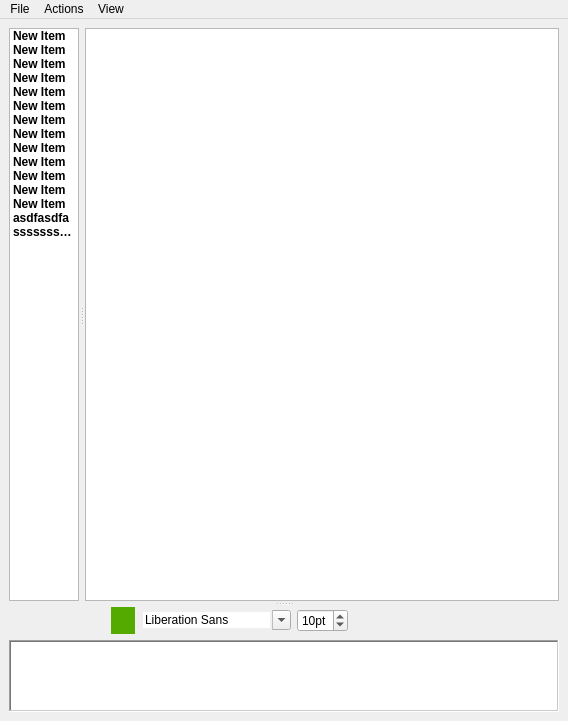
This is py/gui/chatwindow_auto.ui in mnunberg/yobot as Qt 5 draws it before an edit. The edited form follows.
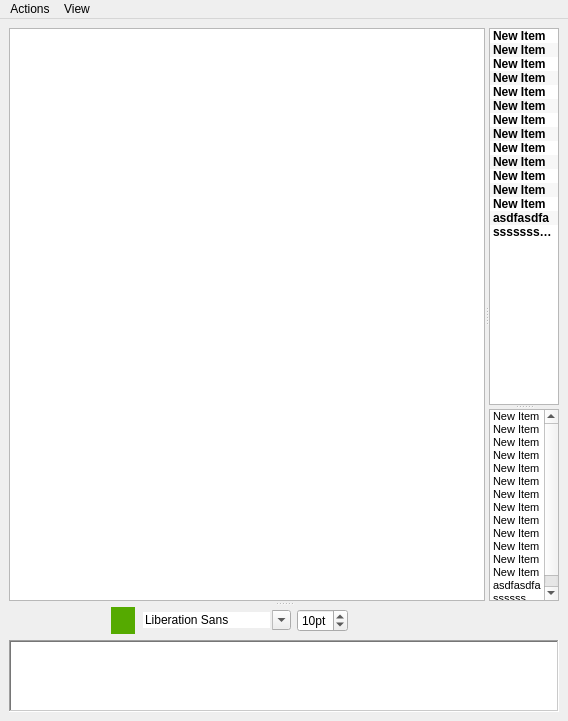
This is the edited form. Icons and pictures are not drawn.

The edit to the form file:
```diff
--- a/py/gui/chatwindow_auto.ui
+++ b/py/gui/chatwindow_auto.ui
@@ -42,126 +42,18 @@
        <property name="lineWidth">
         <number>0</number>
        </property>
-       <layout class="QGridLayout" name="gridLayout" rowstretch="0" columnstretch="0">
-        <property name="sizeConstraint">
-         <enum>QLayout::SetDefaultConstraint</enum>
-        </property>
+       <layout class="QGridLayout" name="gridLayout">
         <property name="margin">
          <number>0</number>
         </property>
+        <property name="spacing">
+         <number>0</number>
+        </property>
         <item row="0" column="0">
          <widget class="QSplitter" name="splitter">
           <property name="orientation">
            <enum>Qt::Horizontal</enum>
           </property>
-          <property name="handleWidth">
-           <number>6</number>
-          </property>
-          <widget class="QListWidget" name="userlist">
-           <property name="enabled">
-            <bool>true</bool>
-           </property>
-           <property name="sizePolicy">
-            <sizepolicy hsizetype="Expanding" vsizetype="Expanding">
-             <horstretch>1</horstretch>
-             <verstretch>0</verstretch>
-            </sizepolicy>
-           </property>
-           <property name="font">
-            <font>
-             <pointsize>9</pointsize>
-             <weight>75</weight>
-             <italic>false</italic>
-             <bold>true</bold>
-             <strikeout>false</strikeout>
-             <kerning>true</kerning>
-            </font>
-           </property>
-           <property name="horizontalScrollBarPolicy">
-            <enum>Qt::ScrollBarAlwaysOff</enum>
-           </property>
-           <property name="spacing">
-            <number>2</number>
-           </property>
-           <property name="sortingEnabled">
-            <bool>true</bool>
-           </property>
-           <item>
-            <property name="text">
-             <string>New Item</string>
-            </property>
-           </item>
-           <item>
-            <property name="text">
-             <string>New Item</string>
-            </property>
-           </item>
-           <item>
-            <property name="text">
-             <string>New Item</string>
-            </property>
-           </item>
-           <item>
-            <property name="text">
-             <string>New Item</string>
-            </property>
-           </item>
-           <item>
-            <property name="text">
-             <string>New Item</string>
-            </property>
-           </item>
-           <item>
-            <property name="text">
-             <string>New Item</string>
-            </property>
-           </item>
-           <item>
-            <property name="text">
-             <string>New Item</string>
-            </property>
-           </item>
-           <item>
-            <property name="text">
-             <string>New Item</string>
-            </property>
-           </item>
-           <item>
-            <property name="text">
-             <string>New Item</string>
-            </property>
-           </item>
-           <item>
-            <property name="text">
-             <string>New Item</string>
-            </property>
-           </item>
-           <item>
-            <property name="text">
-             <string>New Item</string>
-            </property>
-           </item>
-           <item>
-            <property name="text">
-             <string>New Item</string>
-            </property>
-           </item>
-           <item>
-            <property name="text">
-             <string>New Item</string>
-            </property>
-           </item>
-           <item>
-            <property name="text">
-             <string>asdfasdfa</string>
-            </property>
-           </item>
-           <item>
-            <property name="text">
-             <string>sssssssssssssssssssssssssssssssssssssssssssssssssssssssss</string>
-            </property>
-           </item>
-          </widget>
           <widget class="QTextBrowser" name="convtext">
            <property name="enabled">
             <bool>true</bool>
@@ -192,6 +84,242 @@
             <bool>false</bool>
            </property>
           </widget>
+          <widget class="QSplitter" name="userlists">
+           <property name="sizePolicy">
+            <sizepolicy hsizetype="Preferred" vsizetype="Expanding">
+             <horstretch>1</horstretch>
+             <verstretch>0</verstretch>
+            </sizepolicy>
+           </property>
+           <property name="orientation">
+            <enum>Qt::Vertical</enum>
+           </property>
+           <widget class="QListWidget" name="userlist">
+            <property name="enabled">
+             <bool>true</bool>
+            </property>
+            <property name="sizePolicy">
+             <sizepolicy hsizetype="Expanding" vsizetype="Expanding">
+              <horstretch>1</horstretch>
+              <verstretch>100</verstretch>
+             </sizepolicy>
+            </property>
+            <property name="font">
+             <font>
+              <pointsize>9</pointsize>
+              <weight>75</weight>
+              <italic>false</italic>
+              <bold>true</bold>
+              <strikeout>false</strikeout>
+              <kerning>true</kerning>
+             </font>
+            </property>
+            <property name="horizontalScrollBarPolicy">
+             <enum>Qt::ScrollBarAlwaysOff</enum>
+            </property>
+            <property name="alternatingRowColors">
+             <bool>true</bool>
+            </property>
+            <property name="spacing">
+             <number>2</number>
+            </property>
+            <property name="sortingEnabled">
+             <bool>true</bool>
+            </property>
+            <item>
+             <property name="text">
+              <string>New Item</string>
+             </property>
+            </item>
+            <item>
+             <property name="text">
+              <string>New Item</string>
+             </property>
+            </item>
+            <item>
+             <property name="text">
+              <string>New Item</string>
+             </property>
+            </item>
+            <item>
+             <property name="text">
+              <string>New Item</string>
+             </property>
+            </item>
+            <item>
+             <property name="text">
+              <string>New Item</string>
+             </property>
+            </item>
+            <item>
+             <property name="text">
+              <string>New Item</string>
+             </property>
+            </item>
+            <item>
+             <property name="text">
+              <string>New Item</string>
+             </property>
+            </item>
+            <item>
+             <property name="text">
+              <string>New Item</string>
+             </property>
+            </item>
+            <item>
+             <property name="text">
+              <string>New Item</string>
+             </property>
+            </item>
+            <item>
+             <property name="text">
+              <string>New Item</string>
+             </property>
+            </item>
+            <item>
+             <property name="text">
+              <string>New Item</string>
+             </property>
+            </item>
+            <item>
+             <property name="text">
+              <string>New Item</string>
+             </property>
+            </item>
+            <item>
+             <property name="text">
+              <string>New Item</string>
+             </property>
+            </item>
+            <item>
+             <property name="text">
+              <string>asdfasdfa</string>
+             </property>
+            </item>
+            <item>
+             <property name="text">
+              <string>sssssssssssssssssssssssssssssssssssssssssssssssssssssssss</string>
+             </property>
+            </item>
+           </widget>
+           <widget class="QListWidget" name="ignorelist">
+            <property name="enabled">
+             <bool>true</bool>
+            </property>
+            <property name="sizePolicy">
+             <sizepolicy hsizetype="Expanding" vsizetype="Expanding">
+              <horstretch>1</horstretch>
+              <verstretch>0</verstretch>
+             </sizepolicy>
+            </property>
+            <property name="font">
+             <font>
+              <pointsize>8</pointsize>
+              <weight>50</weight>
+              <italic>false</italic>
+              <bold>false</bold>
+              <strikeout>false</strikeout>
+              <kerning>true</kerning>
+             </font>
+            </property>
+            <property name="styleSheet">
+             <string notr="true"/>
+            </property>
+            <property name="horizontalScrollBarPolicy">
+             <enum>Qt::ScrollBarAlwaysOff</enum>
+            </property>
+            <property name="alternatingRowColors">
+             <bool>false</bool>
+            </property>
+            <property name="spacing">
+             <number>-2</number>
+            </property>
+            <property name="viewMode">
+             <enum>QListView::ListMode</enum>
+            </property>
+            <property name="wordWrap">
+             <bool>false</bool>
+            </property>
+            <property name="sortingEnabled">
+             <bool>true</bool>
+            </property>
+            <item>
+             <property name="text">
+              <string>New Item</string>
+             </property>
+            </item>
+            <item>
+             <property name="text">
+              <string>New Item</string>
+             </property>
+            </item>
+            <item>
+             <property name="text">
+              <string>New Item</string>
+             </property>
+            </item>
+            <item>
+             <property name="text">
+              <string>New Item</string>
+             </property>
+            </item>
+            <item>
+             <property name="text">
+              <string>New Item</string>
+             </property>
+            </item>
+            <item>
+             <property name="text">
+              <string>New Item</string>
+             </property>
+            </item>
+            <item>
+             <property name="text">
+              <string>New Item</string>
+             </property>
+            </item>
+            <item>
+             <property name="text">
+              <string>New Item</string>
+             </property>
+            </item>
+            <item>
+             <property name="text">
+              <string>New Item</string>
+             </property>
+            </item>
+            <item>
+             <property name="text">
+              <string>New Item</string>
+             </property>
+            </item>
+            <item>
+             <property name="text">
+              <string>New Item</string>
+             </property>
+            </item>
+            <item>
+             <property name="text">
+              <string>New Item</string>
+             </property>
+            </item>
+            <item>
+             <property name="text">
+              <string>New Item</string>
+             </property>
+            </item>
+            <item>
+             <property name="text">
+              <string>asdfasdfa</string>
+             </property>
+            </item>
+            <item>
+             <property name="text">
+              <string>sssssssssssssssssssssssssssssssssssssssssssssssssssssssss</string>
+             </property>
+            </item>
+           </widget>
+          </widget>
          </widget>
         </item>
        </layout>
@@ -549,14 +677,8 @@
     </property>
     <addaction name="actionShow_Backlog"/>
     <addaction name="actionLeave"/>
-   </widget>
-   <widget class="QMenu" name="menuFile">
-    <property name="title">
-     <string>File</string>
-    </property>
     <addaction name="actionClose"/>
    </widget>
-   <addaction name="menuFile"/>
    <addaction name="menuActions"/>
    <addaction name="menuView"/>
   </widget>
```
Left out of the diff: 77 changed lines with no effect on the pictures.
